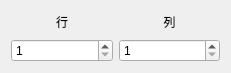
Above: contour/imagetoascii.ui from BugAngel/ImageProcessingTeachingSoftware before the change. Below: the same form after it.
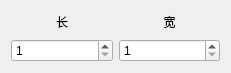
That is the form after the change.

Commit message:
修复BUG
修复图片转ASCII码操作中，长宽反了的BUG

What changed in the file:
```diff
--- a/contour/imagetoascii.ui
+++ b/contour/imagetoascii.ui
@@ -17,7 +17,7 @@
    <item row="0" column="0">
     <widget class="QLabel" name="label">
      <property name="text">
-      <string>行</string>
+      <string>长</string>
      </property>
      <property name="alignment">
       <set>Qt::AlignCenter</set>
@@ -27,7 +27,7 @@
    <item row="0" column="1">
     <widget class="QLabel" name="label_2">
      <property name="text">
-      <string>列</string>
+      <string>宽</string>
      </property>
      <property name="alignment">
       <set>Qt::AlignCenter</set>
```
The commit also changes 2 other files.
